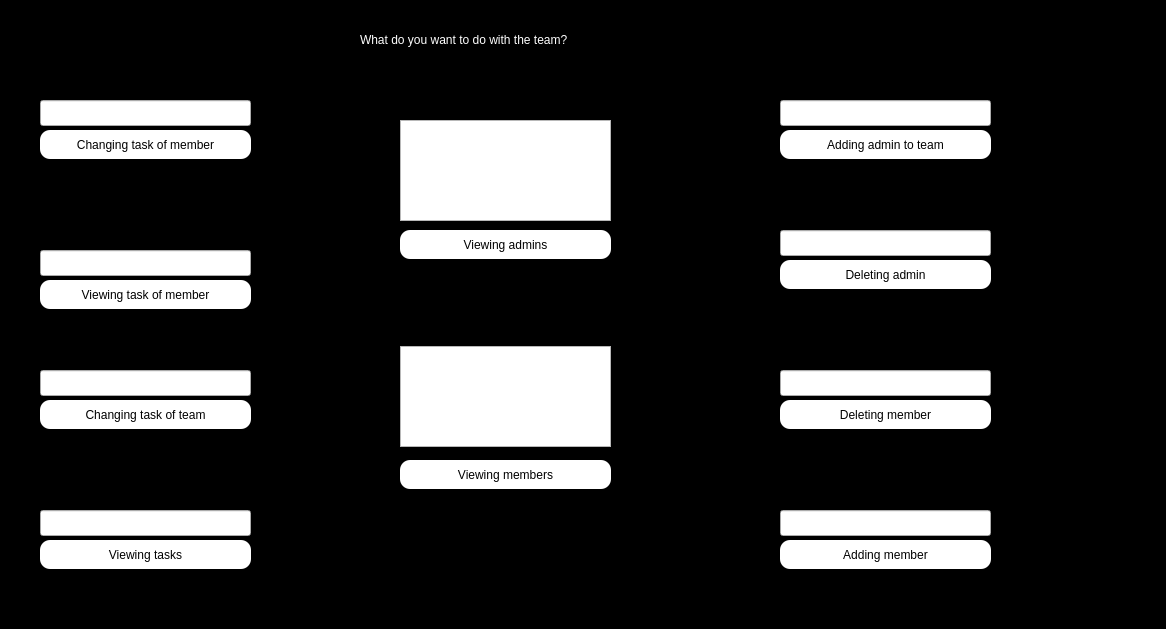
Before: the Qt Designer form enter/team_before.ui in Shayanrava/APproject, drawn with Qt 5.
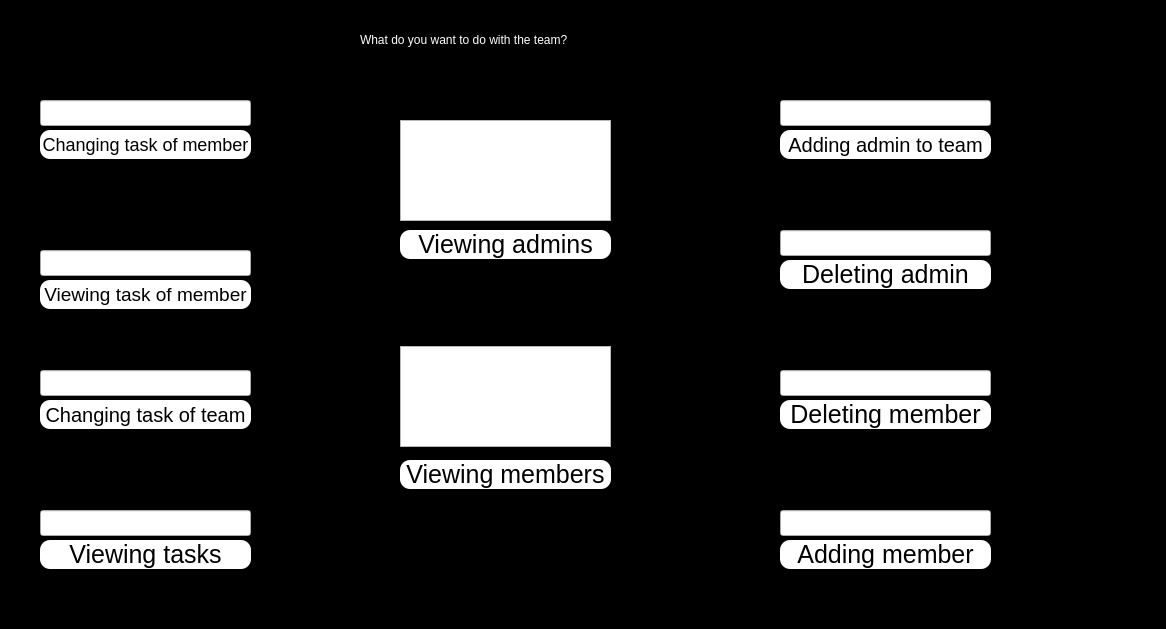
After: the same form once the commit is applied.

Commit message: team_before ui edited

What changed in the file:
```diff
--- a/enter/team_before.ui
+++ b/enter/team_before.ui
@@ -51,7 +51,7 @@
     <string notr="true">#add_admin_to_team_pbn{
 background-color:white;
 border-radius:10px;
-
+font-size:20px;
 }
 
 #add_admin_to_team_pbn:hover
@@ -77,7 +77,7 @@
     <string notr="true">#delete_admin_pbn{
 background-color:white;
 border-radius:10px;
-
+font-size:25px;
 }
 
 #delete_admin_pbn:hover
@@ -103,7 +103,7 @@
     <string notr="true">#view_admins_pbn{
 background-color:white;
 border-radius:10px;
-
+font-size:25px;
 }
 
 #view_admins_pbn:hover
@@ -129,7 +129,7 @@
     <string notr="true">#change_team_task_pbn{
 background-color:white;
 border-radius:10px;
-
+font-size:20px;
 }
 
 #change_team_task_pbn:hover
@@ -155,7 +155,7 @@
     <string notr="true">#view_task_pbn{
 background-color:white;
 border-radius:10px;
-
+font-size:25px;
 }
 
 #view_task_pbn:hover
@@ -181,7 +181,7 @@
     <string notr="true">#add_member_pbn{
 background-color:white;
 border-radius:10px;
-
+font-size:25px;
 }
 
 #add_member_pbn:hover
@@ -207,7 +207,7 @@
     <string notr="true">#delete_member_pbn{
 background-color:white;
 border-radius:10px;
-
+font-size:25px;
 }
 
 #delete_member_pbn:hover
@@ -233,7 +233,7 @@
     <string notr="true">#view_member_pbn{
 background-color:white;
 border-radius:10px;
-
+font-size:25px;
 }
 
 #view_member_pbn:hover
@@ -259,7 +259,7 @@
     <string notr="true">#change_member_task_pbn{
 background-color:white;
 border-radius:10px;
-
+font-size:18px;
 }
 
 #change_member_task_pbn:hover
@@ -285,7 +285,7 @@
     <string notr="true">#view_member_task_pbn{
 background-color:white;
 border-radius:10px;
-
+font-size:19px;
 }
 
 #view_member_task_pbn:hover
```
